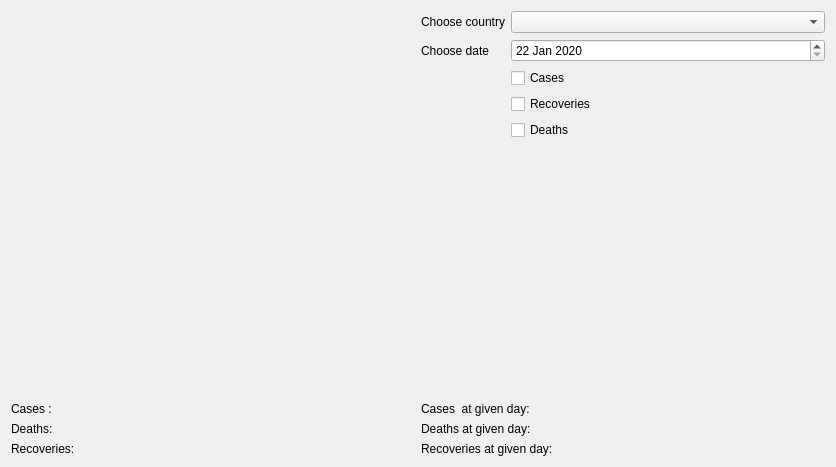
Old version of the form Covid-19_DataVisualization/basicanalysiswiget.ui in the repository anmaber/COVID-19_DataVisualization.
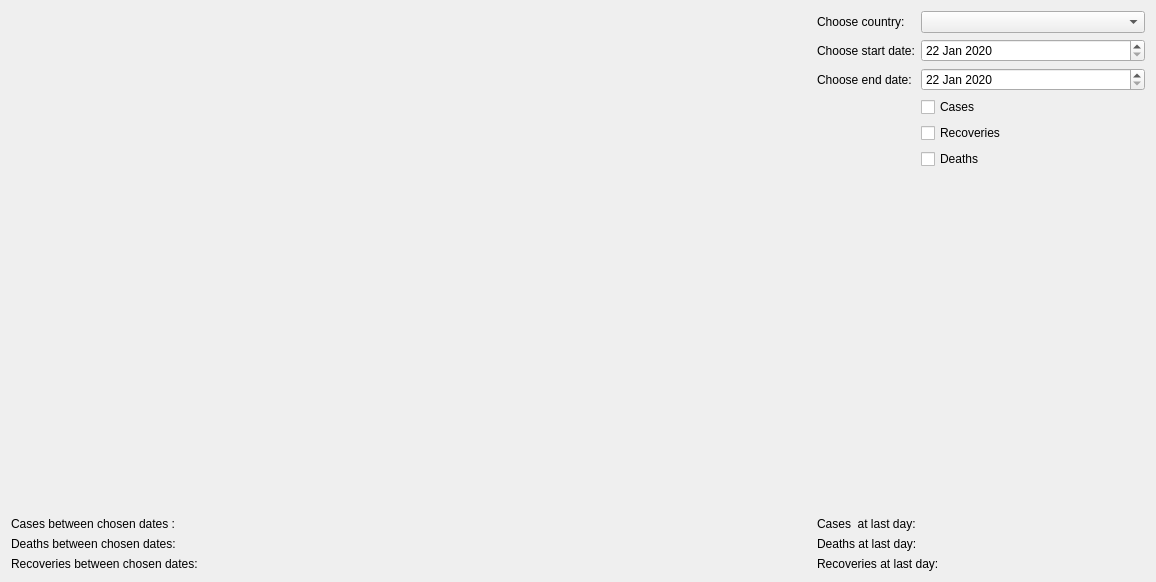
New version of the form. Custom widgets are drawn as their Qt base class.

Commit message: added starting date, chart boundaries, title and legend

What changed in the file:
```diff
--- a/Covid-19_DataVisualization/basicanalysiswiget.ui
+++ b/Covid-19_DataVisualization/basicanalysiswiget.ui
@@ -24,8 +24,8 @@
      </property>
      <property name="minimumSize">
       <size>
-       <width>400</width>
-       <height>200</height>
+       <width>800</width>
+       <height>500</height>
       </size>
      </property>
     </widget>
@@ -37,18 +37,18 @@
        <item row="0" column="0">
         <widget class="QLabel" name="labelChooseCountry">
          <property name="text">
-          <string>Choose country</string>
+          <string>Choose country:</string>
          </property>
         </widget>
        </item>
-       <item row="1" column="0">
+       <item row="2" column="0">
         <widget class="QLabel" name="labelChoodeDate">
          <property name="text">
-          <string>Choose date</string>
+          <string>Choose end date:</string>
          </property>
         </widget>
        </item>
-       <item row="1" column="1">
+       <item row="2" column="1">
         <widget class="QDateEdit" name="dateEdit">
          <property name="minimumDate">
           <date>
@@ -69,27 +69,51 @@
        <item row="0" column="1">
         <widget class="QComboBox" name="comboBox"/>
        </item>
-       <item row="2" column="1">
+       <item row="4" column="1">
         <widget class="QCheckBox" name="checkBox">
+         <property name="font">
+          <font>
+           <weight>50</weight>
+           <bold>false</bold>
+          </font>
+         </property>
          <property name="text">
           <string>Cases</string>
          </property>
         </widget>
        </item>
-       <item row="3" column="1">
+       <item row="5" column="1">
         <widget class="QCheckBox" name="checkRecoveries">
          <property name="text">
           <string>Recoveries</string>
          </property>
         </widget>
        </item>
-       <item row="4" column="1">
+       <item row="6" column="1">
         <widget class="QCheckBox" name="checkDeaths">
          <property name="text">
           <string>Deaths</string>
          </property>
         </widget>
        </item>
+       <item row="1" column="0">
+        <widget class="QLabel" name="label">
+         <property name="text">
+          <string>Choose start date:</string>
+         </property>
+        </widget>
+       </item>
+       <item row="1" column="1">
+        <widget class="QDateEdit" name="dateEditStart">
+         <property name="minimumDate">
+          <date>
+           <year>2020</year>
+           <month>1</month>
+           <day>22</day>
+          </date>
+         </property>
+        </widget>
+       </item>
       </layout>
      </item>
     </layout>
@@ -99,21 +123,21 @@
      <item row="0" column="0">
       <widget class="QLabel" name="labelCases">
        <property name="text">
-        <string>Cases :</string>
+        <string>Cases between chosen dates :</string>
        </property>
       </widget>
      </item>
      <item row="1" column="0">
       <widget class="QLabel" name="labelDeaths">
        <property name="text">
-        <string>Deaths:</string>
+        <string>Deaths between chosen dates:</string>
        </property>
       </widget>
      </item>
      <item row="2" column="0">
       <widget class="QLabel" name="labelRecoveries">
        <property name="text">
-        <string>Recoveries:</string>
+        <string>Recoveries between chosen dates:</string>
        </property>
       </widget>
      </item>
@@ -181,7 +205,7 @@
      <item row="0" column="0">
       <widget class="QLabel" name="labelCatDay">
        <property name="text">
-        <string>Cases  at given day:</string>
+        <string>Cases  at last day:</string>
        </property>
       </widget>
      </item>
@@ -207,14 +231,14 @@
      <item row="1" column="0">
       <widget class="QLabel" name="labelDatDay">
        <property name="text">
-        <string>Deaths at given day:</string>
+        <string>Deaths at last day:</string>
        </property>
       </widget>
      </item>
      <item row="2" column="0">
       <widget class="QLabel" name="labelRatDay">
        <property name="text">
-        <string>Recoveries at given day:</string>
+        <string>Recoveries at last day:</string>
        </property>
       </widget>
      </item>
```
The commit also changes 3 other files.
